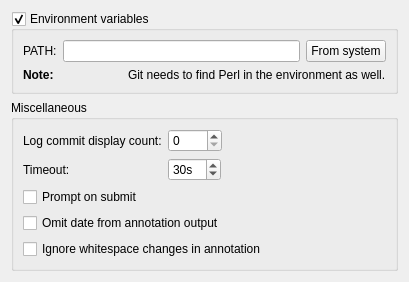
Before: the Qt Designer form src/plugins/git/settingspage.ui in qt-creator/qt-creator, drawn with Qt 5.
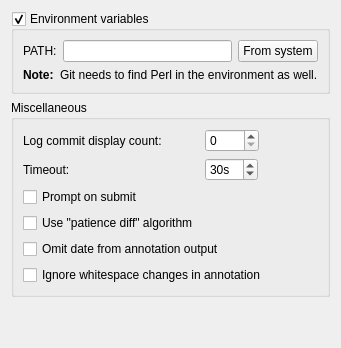
After: the same form once the commit is applied.

Commit message: VCS/git: Add setting for diff --patience and make it default.

```diff
--- a/src/plugins/git/settingspage.ui
+++ b/src/plugins/git/settingspage.ui
@@ -2,14 +2,6 @@
 <ui version="4.0">
  <class>Git::Internal::SettingsPage</class>
  <widget class="QWidget" name="Git::Internal::SettingsPage">
-  <property name="geometry">
-   <rect>
-    <x>0</x>
-    <y>0</y>
-    <width>409</width>
-    <height>279</height>
-   </rect>
-  </property>
   <layout class="QVBoxLayout" name="verticalLayout">
    <item>
     <widget class="QGroupBox" name="environmentGroupBox">
@@ -121,20 +113,27 @@
         </property>
        </widget>
       </item>
-      <item row="3" column="0" colspan="2">
+      <item row="4" column="0" colspan="2">
        <widget class="QCheckBox" name="omitAnnotationDataCheckBox">
         <property name="text">
          <string>Omit date from annotation output</string>
         </property>
        </widget>
       </item>
-      <item row="4" column="0" colspan="2">
+      <item row="5" column="0" colspan="2">
        <widget class="QCheckBox" name="spaceIgnorantBlameCheckBox">
         <property name="text">
          <string>Ignore whitespace changes in annotation</string>
         </property>
        </widget>
       </item>
+      <item row="3" column="0">
+       <widget class="QCheckBox" name="diffPatienceCheckBox">
+        <property name="text">
+         <string>Use &quot;patience diff&quot; algorithm</string>
+        </property>
+       </widget>
+      </item>
      </layout>
     </widget>
    </item>
```
The commit also changes 4 other files.
